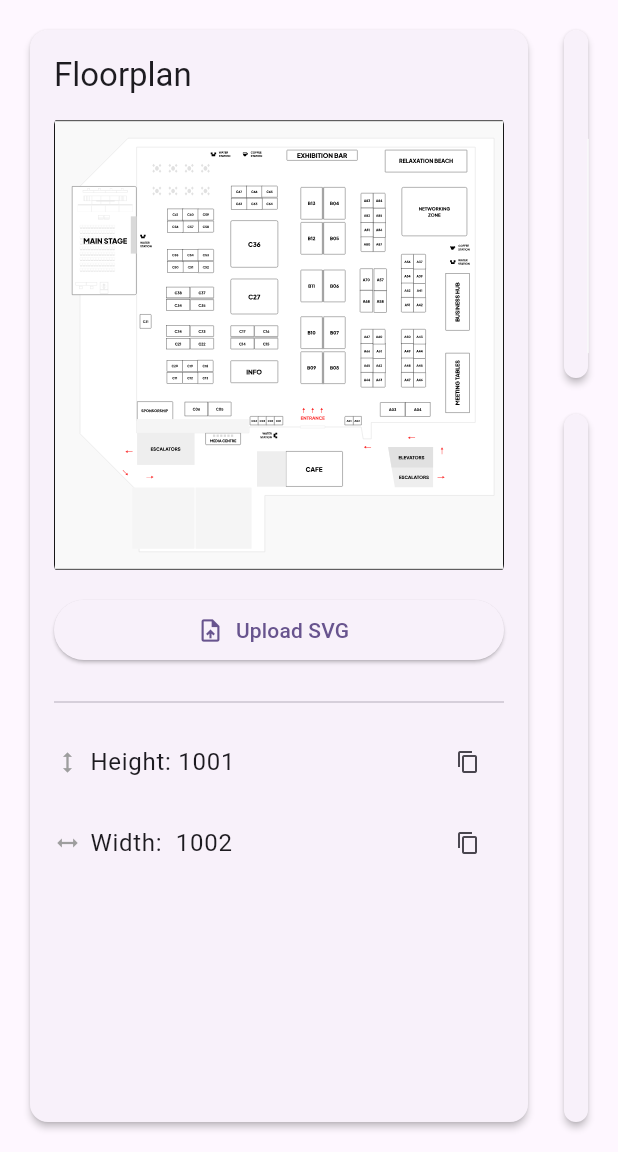
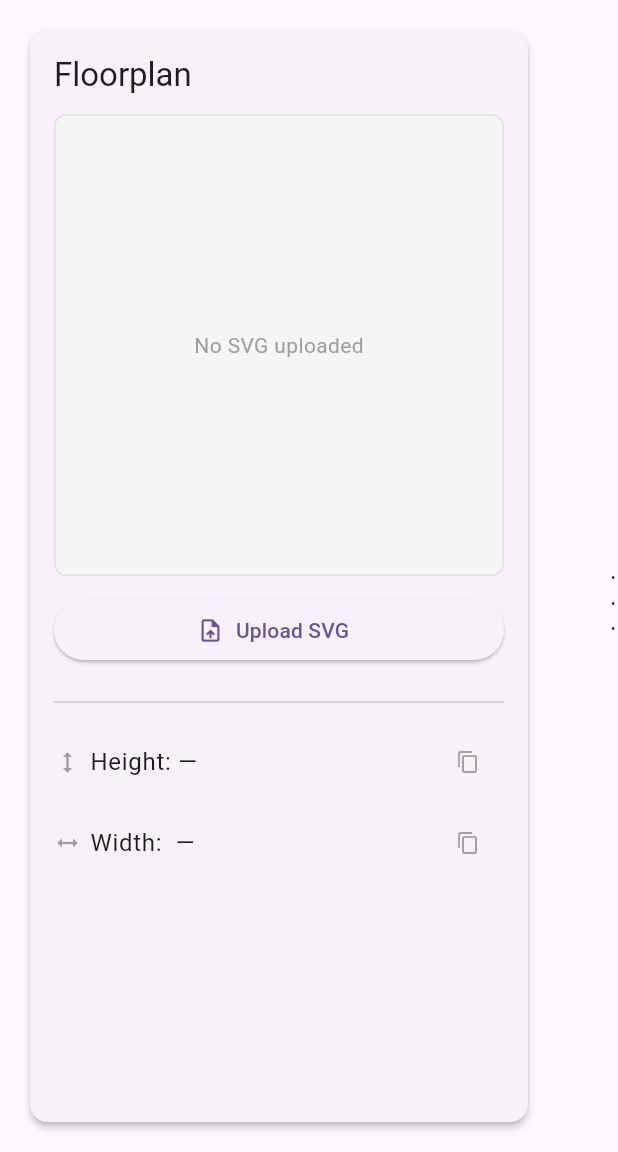
Before and after one commit to noelie-istack/map_updater, a Flutter app: the screen it shows after launch, on a phone screen of 412 x 824 dp, the part 84-1236 px from its top. Run offline on Flutter 3.47's test engine with Material 3 defaults, Android fonts, the phone set to English and light mode, and no system bars; our stand-ins replace file_picker, flutter_svg.

Commit message:
feat: improve booth data UX and layout
- Replace static SVG asset with empty state placeholder on startup
- Make JSON output fields selectable for partial copying
- Expand sponsored IDs text field to grow with content
- Add A–F letter filter chips for exhibitor booths with auto-apply
- Clear exhibitor booths when no letter chip is selected
- Switch booth cards from vertical stack to side-by-side row for equal height
- Auto-apply sponsored area JSON on chip toggle

```diff
--- a/lib/home.dart
+++ b/lib/home.dart
@@ -25,6 +25,23 @@ class _HomeState extends State<Home> {
 
   final _sponsoredIdsController = TextEditingController();
 
+  static const _boothLetters = ['A', 'B', 'C', 'D', 'E', 'F'];
+  Set<String> _selectedLetters = {};
+
+  void _toggleLetter(String letter) async {
+    setState(() {
+      if (_selectedLetters.contains(letter)) {
+        _selectedLetters.remove(letter);
+      } else {
+        _selectedLetters.add(letter);
+      }
+    });
+    final svgString = _uploadedSvgBytes != null
+        ? String.fromCharCodes(_uploadedSvgBytes!)
+        : await rootBundle.loadString('assets/floorplan.svg');
+    _parseExhibitorBooths(svgString);
+  }
+
   static const _knownSponsoredIds = [
     'MainStage',
     'ExhibitionBar',
@@ -38,9 +55,12 @@ class _HomeState extends State<Home> {
     'BreakOutStage',
     'ExhibitorLounge',
     'BeerGarden',
-    'MassageArea',
-    'SpeakerLounge',
+    'MassageZone',
     'ConnectZone',
+    'SpeakersLounge',
+    'Workshop1',
+    'Workshop2',
+    'MeetupZone',
   ];
 
   Set<String> get _selectedIds => _sponsoredIdsController.text
@@ -74,10 +94,6 @@ class _HomeState extends State<Home> {
   @override
   void initState() {
     super.initState();
-
-    getDimensions();
-    getExhibitorBooths();
-    getSponsoredAreaBooths();
   }
 
   @override
@@ -117,11 +133,22 @@ class _HomeState extends State<Home> {
                                 height: 308,
                                 fit: BoxFit.contain,
                               )
-                            : SvgPicture.asset(
-                                'assets/floorplan.svg',
+                            : Container(
                                 width: 308,
                                 height: 308,
-                                fit: BoxFit.contain,
+                                decoration: BoxDecoration(
+                                  color: Colors.grey.shade100,
+                                  borderRadius: BorderRadius.circular(8),
+                                  border: Border.all(
+                                    color: Colors.grey.shade300,
+                                  ),
+                                ),
+                                child: const Center(
+                                  child: Text(
+                                    'No SVG uploaded',
+                                    style: TextStyle(color: Colors.grey),
+                                  ),
+                                ),
                               ),
                       ),
                       const SizedBox(height: 12),
@@ -195,7 +222,8 @@ class _HomeState extends State<Home> {
             const SizedBox(width: 16),
             // ── Right panel ─────────────────────────────────────
             Expanded(
-              child: Column(
+              child: Row(
+                crossAxisAlignment: CrossAxisAlignment.stretch,
                 children: [
                   // ExhibitorBooths card
                   Expanded(
@@ -228,6 +256,22 @@ class _HomeState extends State<Home> {
                               ],
                             ),
                             const SizedBox(height: 8),
+                            Wrap(
+                              spacing: 6,
+                              runSpacing: 4,
+                              children: _boothLetters.map((letter) {
+                                final selected = _selectedLetters.contains(
+                                  letter,
+                                );
+                                return FilterChip(
+                                  label: Text(letter),
+                                  selected: selected,
+                                  onSelected: (_) => _toggleLetter(letter),
+                                  visualDensity: VisualDensity.compact,
+                                );
+                              }).toList(),
+                            ),
+                            const SizedBox(height: 8),
                             Expanded(
                               child: Container(
                                 decoration: BoxDecoration(
@@ -239,7 +283,7 @@ class _HomeState extends State<Home> {
                                 ),
                                 child: SingleChildScrollView(
                                   padding: const EdgeInsets.all(12),
-                                  child: Text(
+                                  child: SelectableText(
                                     _exhibitorBooths.isNotEmpty
                                         ? const JsonEncoder.withIndent(
                                             '  ',
@@ -258,10 +302,9 @@ class _HomeState extends State<Home> {
                       ),
                     ),
                   ),
-                  const SizedBox(height: 16),
+                  const SizedBox(width: 16),
                   // SponsoredAreaBooths card
                   Expanded(
-                    flex: 2,
                     child: Card(
                       elevation: 2,
                       child: Padding(
@@ -306,10 +349,12 @@ class _HomeState extends State<Home> {
                             ),
                             const SizedBox(height: 8),
                             Row(
+                              crossAxisAlignment: CrossAxisAlignment.end,
                               children: [
                                 Expanded(
                                   child: TextField(
                                     controller: _sponsoredIdsController,
+                                    maxLines: null,
                                     decoration: const InputDecoration(
                                       labelText:
                                           'Sponsored IDs (comma-separated)',
@@ -366,7 +411,7 @@ class _HomeState extends State<Home> {
                                 ),
                                 child: SingleChildScrollView(
                                   padding: const EdgeInsets.all(12),
-                                  child: Text(
+                                  child: SelectableText(
                                     _sponsoredAreaBooths.isNotEmpty
                                         ? const JsonEncoder.withIndent(
                                             '  ',
@@ -449,8 +494,13 @@ class _HomeState extends State<Home> {
   }
 
   void _parseExhibitorBooths(String svgString) {
+    if (_selectedLetters.isEmpty) {
+      setState(() => _exhibitorBooths = {});
+      return;
+    }
     final document = XmlDocument.parse(svgString);
-    final boothPattern = RegExp(r'^[ABC]\d{2}$');
+    final pattern = '[${_selectedLetters.join()}]';
+    final boothPattern = RegExp('^$pattern\\d{2}\$');
     final Map<String, Map<String, String>> booths = {};
 
     for (final group in document.findAllElements('g')) {
```
